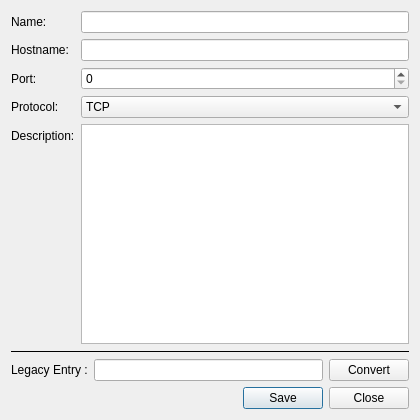
The window that data/ui/favorite_server_dialog.ui (AttorneyOnline/AO2-Client) describes before a commit, drawn with Qt 5.
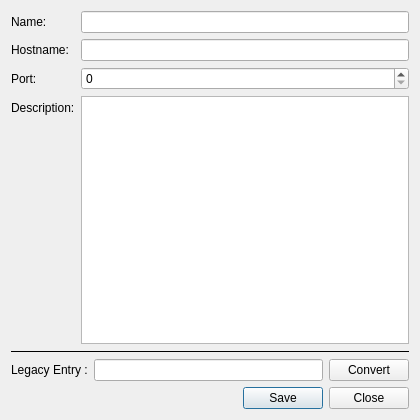
The same window after the commit.

What changed in the file:
```diff
--- a/data/ui/favorite_server_dialog.ui
+++ b/data/ui/favorite_server_dialog.ui
@@ -78,34 +78,13 @@
       </widget>
      </item>
      <item row="3" column="0">
-      <widget class="QLabel" name="label_6">
-       <property name="text">
-        <string>Protocol:</string>
-       </property>
-      </widget>
-     </item>
-     <item row="3" column="1">
-      <widget class="QComboBox" name="protocol">
-       <item>
-        <property name="text">
-         <string>TCP</string>
-        </property>
-       </item>
-       <item>
-        <property name="text">
-         <string>WEBSOCKET</string>
-        </property>
-       </item>
-      </widget>
-     </item>
-     <item row="4" column="0">
       <widget class="QLabel" name="label_2">
        <property name="text">
         <string>Description:</string>
        </property>
       </widget>
      </item>
-     <item row="4" column="1">
+     <item row="3" column="1">
       <widget class="QPlainTextEdit" name="description">
        <property name="sizePolicy">
         <sizepolicy hsizetype="MinimumExpanding" vsizetype="MinimumExpanding">
```
